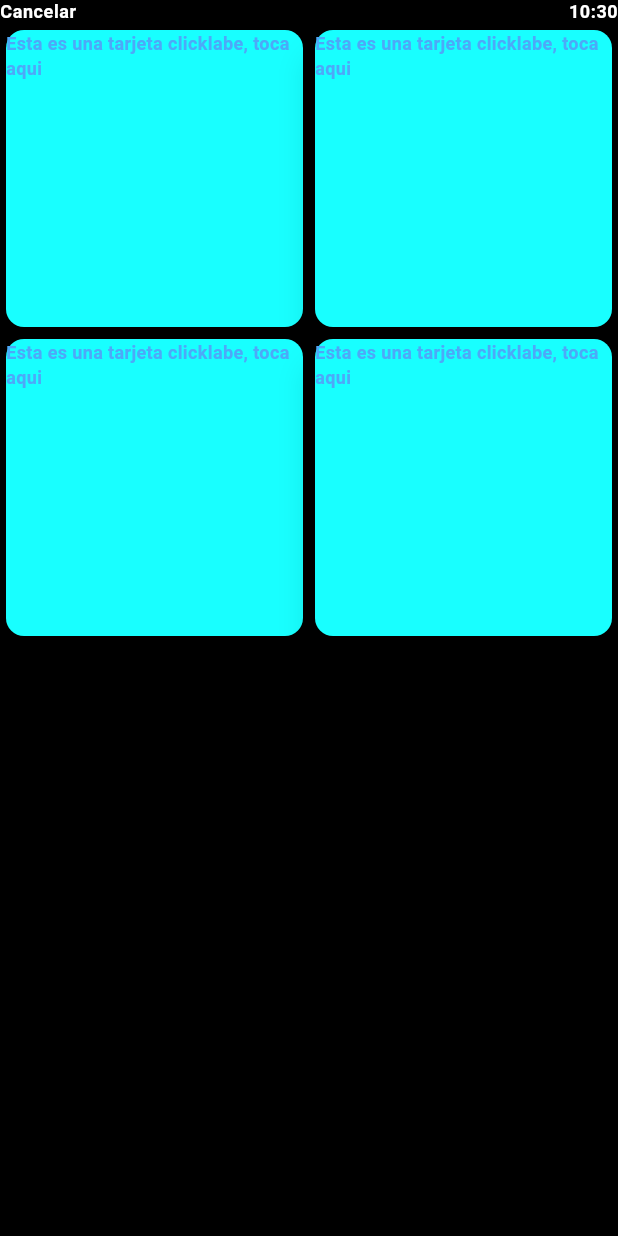
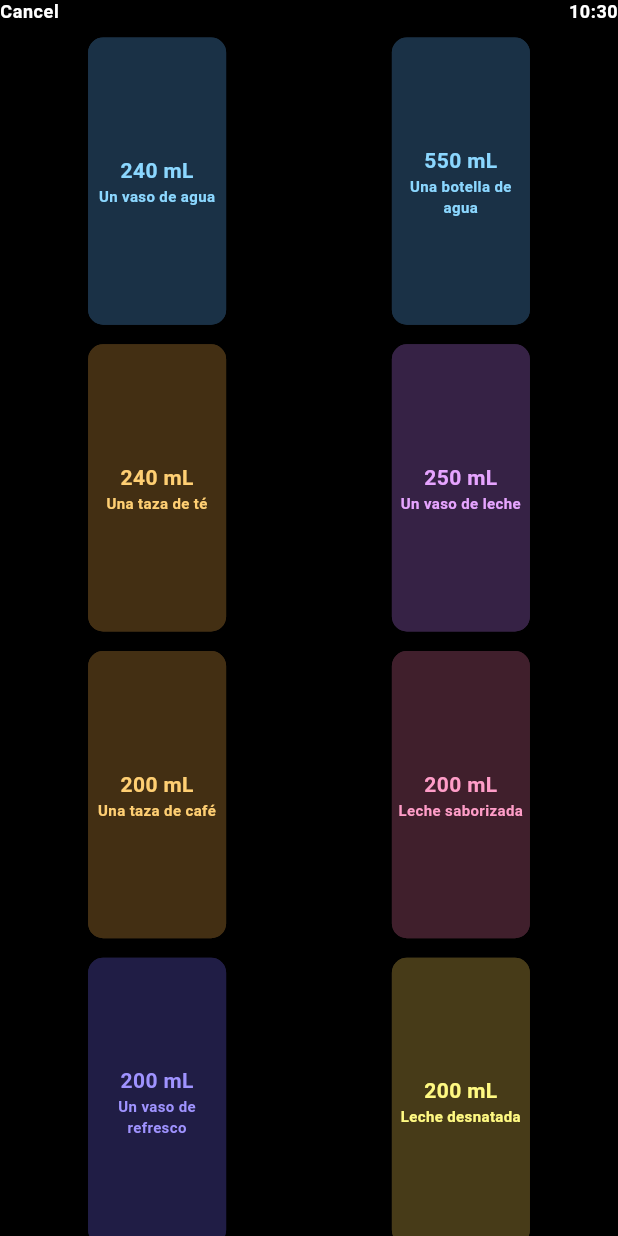
Before and after one commit to Daniel-Fernandez-Guarneros/App_Hi_Water, a Flutter app: the screen it shows after launch, after a tap on "Registrar", on a phone screen of 412 x 824 dp. Run offline on Flutter 3.47's test engine with Material 2 defaults, Android fonts, the light colour scheme and no system bars.

Commit message:
1_9 Drinks screen con tarjetas y estilos

```diff
--- a/lib/screens/drinks_screen.dart
+++ b/lib/screens/drinks_screen.dart
@@ -2,7 +2,64 @@ import 'package:flutter/material.dart';
 import 'package:intl/intl.dart';
 
 class DrinksScreen extends StatelessWidget {
-  const DrinksScreen({Key? key}) : super(key: key);
+  DrinksScreen({Key? key}) : super(key: key);
+
+  final List<dynamic> typesOfDrinks = [
+    [
+      '240 mL',
+      'Un vaso de agua',
+      const Color.fromARGB(255, 26, 49, 70),
+      const Color.fromARGB(255, 139, 215, 255)
+    ],
+    [
+      '550 mL',
+      'Una botella de agua',
+      const Color.fromARGB(255, 26, 49, 70),
+      const Color.fromARGB(255, 139, 215, 255)
+    ],
+    [
+      '240 mL',
+      'Una taza de té',
+      const Color.fromARGB(255, 67, 47, 19),
+      const Color.fromARGB(255, 255, 207, 115)
+    ],
+    [
+      '250 mL',
+      'Un vaso de leche',
+      const Color.fromARGB(255, 54, 34, 69),
+      const Color.fromARGB(255, 230, 164, 255)
+    ],
+    [
+      '200 mL',
+      'Una taza de café',
+      const Color.fromARGB(255, 67, 47, 19),
+      const Color.fromARGB(255, 255, 207, 115)
+    ],
+    [
+      '200 mL',
+      'Leche saborizada',
+      const Color.fromARGB(255, 64, 31, 44),
+      const Color.fromARGB(255, 255, 157, 200)
+    ],
+    [
+      '200 mL',
+      'Un vaso de refresco',
+      const Color.fromARGB(255, 32, 29, 69),
+      const Color.fromARGB(255, 159, 147, 255)
+    ],
+    [
+      '200 mL',
+      'Leche desnatada',
+      const Color.fromARGB(255, 71, 59, 24),
+      const Color.fromARGB(255, 255, 249, 130)
+    ],
+  ];
+
+  // Colores de las tarjetas:
+  // back: 26, 49, 70, font: 139, 215, 255
+  // back: 67, 47, 19, font: 255, 207, 115
+  // back: 54, 34, 69, font: 230, 164, 255
+  // back: 64, 31, 44, font: 255, 157, 200
 
   @override
   Widget build(BuildContext context) {
@@ -10,19 +67,34 @@ class DrinksScreen extends StatelessWidget {
       appBar: AppBar(
         toolbarHeight: 16.0,
         leadingWidth: 100,
-        leading: Text(
-          'Cancelar',
+        leading: GestureDetector(
+          onTap: () {
+            Navigator.pop(context);
+          },
+          child: Text(
+            'Cancel',
             style: Theme.of(context).textTheme.bodySmall,
+          ),
         ),
         actions: [
           _hour(context),
         ],
       ),
-      body: GridView.count(crossAxisCount: 2, children: [
-        _oneCard(context),
-        _oneCard(context),
-        _oneCard(context),
-        _oneCard(context),
+      body: GridView.count(
+          primary: false,
+          padding: const EdgeInsets.all(5),
+          crossAxisSpacing: 3,
+          mainAxisSpacing: 5,
+          crossAxisCount: 2,
+          children: [
+            _oneCard(context, 0),
+            _oneCard(context, 1),
+            _oneCard(context, 2),
+            _oneCard(context, 3),
+            _oneCard(context, 4),
+            _oneCard(context, 5),
+            _oneCard(context, 6),
+            _oneCard(context, 7),
           ]
           /* List.generate(6, (index) {
           return Center(
@@ -36,27 +108,63 @@ class DrinksScreen extends StatelessWidget {
     );
   }
 
-  Widget _oneCard(BuildContext context) {
+  Widget _oneCard(BuildContext context, int type) {
     return GestureDetector(
       onTap: () {
         Navigator.pop(context);
       },
-      child: const SizedBox(
-        height: 100.0,
+      child: Center(
+        child: SizedBox(
+          width: 100.0,
+          //height: 60.0,
           child: Card(
             elevation: 10.0,
-          color: Colors.cyanAccent,
-          child: Text('Esta es una tarjeta clicklabe, toca aqui'),
+            color: typesOfDrinks[type][2],
+            //color: const Color.fromARGB(255, 22, 45, 67),
+            shape: RoundedRectangleBorder(
+              side: BorderSide(
+                color: typesOfDrinks[type][2],
+              ),
+              borderRadius: BorderRadius.circular(10.0),
+            ),
+            child: Column(
+              mainAxisAlignment: MainAxisAlignment.center,
+              children: [
+                Text(
+                  typesOfDrinks[type][0],
+                  textAlign: TextAlign.center,
+                  style: TextStyle(
+                    fontWeight: FontWeight.bold,
+                    color: typesOfDrinks[type][3],
+                    fontSize: 14,
+                  ),
+                ),
+                Text(
+                  typesOfDrinks[type][1],
+                  style: TextStyle(
+                    color: typesOfDrinks[type][3],
+                    fontSize: 10,
+                  ),
+                  textAlign: TextAlign.center,
+                ),
+              ],
+            ),
+          ),
+          // ),
         ),
       ),
     );
   }
 
   Widget _hour(BuildContext context) {
-    String formattedTime = DateFormat.Hm().format(DateTime.now());
+    return StreamBuilder(
+      stream: Stream.periodic(const Duration(seconds: 1)),
+      builder: (context, snapshot) {
         return Text(
-      formattedTime,
+          DateFormat.Hm().format(DateTime.now()),
           style: Theme.of(context).textTheme.bodySmall,
+        );
+      },
     );
   }
 }
--- a/lib/screens/start_screen.dart
+++ b/lib/screens/start_screen.dart
@@ -1,3 +1,5 @@
+import 'dart:async';
+
 import 'package:app_wear/assets/interval_progress_bar.dart';
 import 'package:app_wear/screens/drinks_screen.dart';
 import 'package:flutter/material.dart';
@@ -42,10 +44,14 @@ class _StartScreenState extends State<StartScreen> {
   }
 
   Widget _hour() {
-    String formattedTime = DateFormat.Hm().format(DateTime.now());
-    return Text(
-      formattedTime,
-      style: Theme.of(context).textTheme.bodySmall,
+    return StreamBuilder(
+      stream: Stream.periodic(const Duration(seconds: 1)),
+      builder: (context, snapshot) {
+        return Text(
+          DateFormat.Hm().format(DateTime.now()),
+          style: Theme.of(context).textTheme.bodySmall,
+        );
+      },
     );
   }
 
@@ -165,8 +171,10 @@ class _StartScreenState extends State<StartScreen> {
         ),
         child: ElevatedButton(
           onPressed: () {
-            Navigator.push(context,
-                MaterialPageRoute(builder: (context) => const DrinksScreen()));
+            Navigator.push(
+              context,
+              MaterialPageRoute(builder: (context) => DrinksScreen()),
+            );
           },
           child: const Text('Registrar'),
         ),
```
Lines whose indentation alone changed are shown as unchanged.
